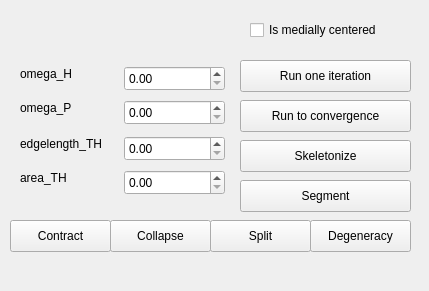
This is Polyhedron/demo/Polyhedron/Mean_curvature_flow_skeleton_plugin.ui in CGAL/cgal as Qt 5 draws it before an edit. The edited form follows.
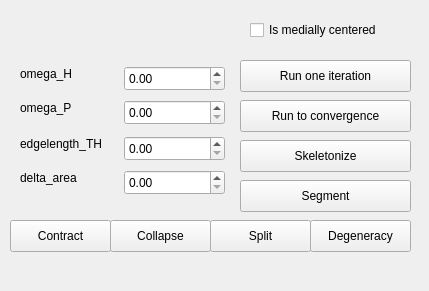
This is the edited form.

What changed in the file:
```diff
--- a/Polyhedron/demo/Polyhedron/Mean_curvature_flow_skeleton_plugin.ui
+++ b/Polyhedron/demo/Polyhedron/Mean_curvature_flow_skeleton_plugin.ui
@@ -166,12 +166,12 @@
      <rect>
       <x>20</x>
       <y>170</y>
-      <width>53</width>
+      <width>71</width>
       <height>16</height>
      </rect>
     </property>
     <property name="text">
-     <string>area_TH</string>
+     <string>delta_area</string>
     </property>
    </widget>
    <widget class="QLabel" name="label_omega_P">
```
